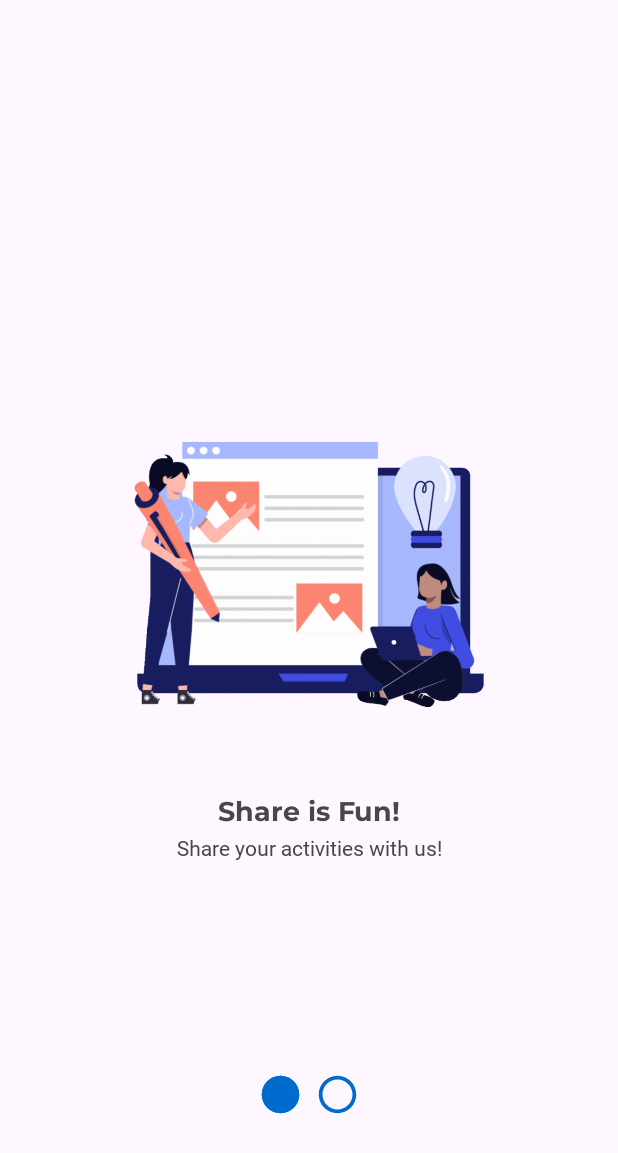
After one commit to Ophirmdhn/story-app, an Android app: the WelcomeActivity screen opened directly, with no data from a screen before it, on a phone screen of 412 x 824 dp. The commit adds this screen. Shown: the top 1153 px of the screen. Run offline under Robolectric (Android 15) with nearby library versions, the phone set to English and light mode, and no system bars; network calls fail.

Commit message:
Membuat welcome screen

```diff
--- a/app/src/main/java/com/ophi/storyapp/di/Utils.kt
+++ b/app/src/main/java/com/ophi/storyapp/di/Utils.kt
@@ -5,12 +5,12 @@ import android.content.Context
 import android.graphics.Bitmap
 import android.graphics.BitmapFactory
 import android.graphics.Matrix
-import android.media.ExifInterface
 import android.net.Uri
 import android.os.Build
 import android.os.Environment
 import android.provider.MediaStore
 import androidx.core.content.FileProvider
+import androidx.exifinterface.media.ExifInterface
 import com.ophi.storyapp.BuildConfig
 import java.io.ByteArrayOutputStream
 import java.io.File
@@ -92,14 +92,9 @@ fun File.reduceFileImage(): File {
 }
 
 fun Bitmap.getRotateBitmap(file: File): Bitmap? {
-    val orientation = if (Build.VERSION.SDK_INT >= Build.VERSION_CODES.Q) {
-        ExifInterface(file).getAttributeInt(
-            ExifInterface.TAG_ORIENTATION, ExifInterface.ORIENTATION_UNDEFINED
-        )
-    } else {
-        TODO("VERSION.SDK_INT < Q")
-    }
-
+    val orientation = ExifInterface(file).getAttributeInt(
+        ExifInterface.TAG_ORIENTATION, ExifInterface.ORIENTATION_UNDEFINED
+    )
     return when (orientation) {
         ExifInterface.ORIENTATION_ROTATE_90 -> rotateImage(this, 90F)
         ExifInterface.ORIENTATION_ROTATE_180 -> rotateImage(this, 180F)
--- a/app/src/main/java/com/ophi/storyapp/ui/MainActivity.kt
+++ b/app/src/main/java/com/ophi/storyapp/ui/MainActivity.kt
@@ -71,6 +71,7 @@ class MainActivity : AppCompatActivity() {
 
                         Toast.makeText(this, result.error, Toast.LENGTH_LONG).show()
                     }
+
                 }
             }
         }
@@ -88,4 +89,10 @@ class MainActivity : AppCompatActivity() {
     }
 
     private fun showLoading(state: Boolean) {binding.progressBar.visibility = if (state) View.VISIBLE else View.GONE }
+
+
+    override fun onBackPressed() {
+        super.onBackPressed()
+        finishAffinity()
+    }
 }
--- a/app/src/main/java/com/ophi/storyapp/ui/SignupActivity.kt
+++ b/app/src/main/java/com/ophi/storyapp/ui/SignupActivity.kt
@@ -76,10 +76,4 @@ class SignupActivity : AppCompatActivity(), View.OnClickListener {
 
     private fun showLoading(state: Boolean) {binding.progressBar.visibility = if (state) View.VISIBLE else View.GONE }
 
-//    private fun showSnackBar(msg: String) {
-//        Snackbar.make(findViewById(android.R.id.content), msg, Snackbar.LENGTH_LONG)
-//            .setAction("Close") { }
-//            .setActionTextColor(Color.parseColor("#f99932"))
-//            .show()
-//    }
 }
--- a/app/src/main/java/com/ophi/storyapp/ui/SplashScreenActivity.kt
+++ b/app/src/main/java/com/ophi/storyapp/ui/SplashScreenActivity.kt
@@ -30,7 +30,7 @@ class SplashScreenActivity : AppCompatActivity() {
             var intent = Intent(this, MainActivity::class.java)
             viewModel.getSession().observe(this) {user ->
                 if (!user.isLogin) {
-                    intent = Intent(this,LoginActivity::class.java)
+                    intent = Intent(this, WelcomeActivity::class.java)
                 }
             }
 
--- a/app/src/main/java/com/ophi/storyapp/ui/UploadActivity.kt
+++ b/app/src/main/java/com/ophi/storyapp/ui/UploadActivity.kt
@@ -125,6 +125,7 @@ class UploadActivity : AppCompatActivity() {
                             showLoading(false)
                             showToast(result.error)
                         }
+
                     }
                 }
             }
--- /dev/null
+++ b/app/src/main/java/com/ophi/storyapp/ui/WelcomeActivity.kt
@@ -0,0 +1,37 @@
+package com.ophi.storyapp.ui
+
+import android.content.Intent
+import androidx.appcompat.app.AppCompatActivity
+import android.os.Bundle
+import android.view.View
+import com.ophi.storyapp.R
+import com.ophi.storyapp.databinding.ActivityWelcomeBinding
+
+class WelcomeActivity : AppCompatActivity(), View.OnClickListener {
+
+    private lateinit var binding: ActivityWelcomeBinding
+
+    override fun onCreate(savedInstanceState: Bundle?) {
+        super.onCreate(savedInstanceState)
+
+        binding = ActivityWelcomeBinding.inflate(layoutInflater)
+        setContentView(binding.root)
+
+        binding.btnLogin.setOnClickListener(this)
+        binding.btnSingUp.setOnClickListener(this)
+    }
+
+    override fun onClick(view: View?) {
+        when (view) {
+            binding.btnLogin -> {
+                val intent = Intent(this@WelcomeActivity, LoginActivity::class.java)
+                startActivity(intent)
+            }
+
+            binding.btnSingUp -> {
+                val intent = Intent(this@WelcomeActivity, SignupActivity::class.java)
+                startActivity(intent)
+            }
+        }
+    }
+}
--- /dev/null
+++ b/app/src/main/res/drawable/ic_circle_24.xml
@@ -0,0 +1,10 @@
+<vector xmlns:android="http://schemas.android.com/apk/res/android"
+    android:width="24dp"
+    android:height="24dp"
+    android:viewportWidth="24"
+    android:viewportHeight="24"
+    android:tint="?attr/colorControlNormal">
+  <path
+      android:fillColor="@android:color/white"
+      android:pathData="M12,2C6.47,2 2,6.47 2,12s4.47,10 10,10 10,-4.47 10,-10S17.53,2 12,2zM12,20c-4.41,0 -8,-3.59 -8,-8s3.59,-8 8,-8 8,3.59 8,8 -3.59,8 -8,8z"/>
+</vector>
--- /dev/null
+++ b/app/src/main/res/drawable/ic_circle_full_24.xml
@@ -0,0 +1,10 @@
+<vector xmlns:android="http://schemas.android.com/apk/res/android"
+    android:width="24dp"
+    android:height="24dp"
+    android:viewportWidth="24"
+    android:viewportHeight="24"
+    android:tint="?attr/colorControlNormal">
+  <path
+      android:fillColor="@android:color/white"
+      android:pathData="M12,2C6.48,2 2,6.48 2,12s4.48,10 10,10 10,-4.48 10,-10S17.52,2 12,2z"/>
+</vector>
--- a/app/src/main/res/layout/activity_login.xml
+++ b/app/src/main/res/layout/activity_login.xml
@@ -15,7 +15,7 @@
         app:layout_constraintEnd_toEndOf="parent"
         app:layout_constraintStart_toStartOf="parent"
         app:layout_constraintTop_toTopOf="parent"
-        app:layout_constraintVertical_bias="0.14"
+        app:layout_constraintVertical_bias="0.04000002"
         app:srcCompat="@drawable/img_login" />
 
     <TextView
--- a/app/src/main/res/layout/activity_signup.xml
+++ b/app/src/main/res/layout/activity_signup.xml
@@ -15,7 +15,7 @@
         app:layout_constraintEnd_toEndOf="parent"
         app:layout_constraintStart_toStartOf="parent"
         app:layout_constraintTop_toTopOf="parent"
-        app:layout_constraintVertical_bias="0.02"
+        app:layout_constraintVertical_bias="0.0"
         app:srcCompat="@drawable/img_sign_up" />
 
     <TextView
--- /dev/null
+++ b/app/src/main/res/layout/activity_welcome.xml
@@ -0,0 +1,125 @@
+<?xml version="1.0" encoding="utf-8"?>
+<androidx.constraintlayout.motion.widget.MotionLayout xmlns:android="http://schemas.android.com/apk/res/android"
+    xmlns:app="http://schemas.android.com/apk/res-auto"
+    xmlns:tools="http://schemas.android.com/tools"
+    android:layout_width="match_parent"
+    android:layout_height="match_parent"
+    app:layoutDescription="@xml/activity_welcome_scene"
+    tools:context=".ui.WelcomeActivity">
+
+    <ImageView
+        android:id="@+id/imageView"
+        android:layout_width="0dp"
+        android:layout_height="250dp"
+        android:contentDescription="@string/image_welcome"
+        app:layout_constraintBottom_toBottomOf="parent"
+        app:layout_constraintEnd_toEndOf="parent"
+        app:layout_constraintStart_toStartOf="parent"
+        app:layout_constraintTop_toTopOf="parent"
+        app:layout_constraintVertical_bias="0.45"
+        app:srcCompat="@drawable/img_welcome" />
+
+    <TextView
+        android:id="@+id/tv_share"
+        android:layout_width="0dp"
+        android:layout_height="wrap_content"
+        android:fontFamily="@font/montserrat_bold"
+        android:text="@string/share_is_fun"
+        android:textAlignment="center"
+        android:textSize="18sp"
+        app:layout_constraintBottom_toBottomOf="parent"
+        app:layout_constraintEnd_toEndOf="parent"
+        app:layout_constraintStart_toStartOf="parent"
+        app:layout_constraintTop_toTopOf="parent"
+        app:layout_constraintVertical_bias="0.66" />
+
+    <TextView
+        android:id="@+id/tv_share_desc"
+        android:layout_width="0dp"
+        android:layout_height="wrap_content"
+        android:fontFamily="@font/montserrat_regular"
+        android:text="@string/share_your_activities"
+        android:textAlignment="center"
+        android:textSize="14sp"
+        app:layout_constraintBottom_toBottomOf="parent"
+        app:layout_constraintEnd_toEndOf="parent"
+        app:layout_constraintStart_toStartOf="parent"
+        app:layout_constraintTop_toTopOf="parent"
+        app:layout_constraintVertical_bias="0.69" />
+
+    <ImageView
+        android:id="@+id/imageView2"
+        android:layout_width="0dp"
+        android:layout_height="250dp"
+        android:contentDescription="@string/image_welcome"
+        app:layout_constraintBottom_toBottomOf="parent"
+        app:layout_constraintStart_toEndOf="parent"
+        app:layout_constraintTop_toTopOf="parent"
+        app:layout_constraintVertical_bias="0.45"
+        app:srcCompat="@drawable/img_welcome2" />
+
+    <TextView
+        android:id="@+id/tv_get_started"
+        android:layout_width="wrap_content"
+        android:layout_height="wrap_content"
+        android:fontFamily="@font/montserrat_bold"
+        android:text="@string/get_started"
+        android:textAlignment="center"
+        android:textSize="18sp"
+        app:layout_constraintBottom_toBottomOf="parent"
+        app:layout_constraintStart_toEndOf="parent"
+        app:layout_constraintTop_toTopOf="parent"
+        app:layout_constraintVertical_bias="0.66" />
+
+    <androidx.constraintlayout.utils.widget.ImageFilterView
+        android:id="@+id/menu1"
+        android:layout_width="30dp"
+        android:layout_height="30dp"
+        app:altSrc="@drawable/ic_circle_full_24"
+        app:layout_constraintBottom_toBottomOf="parent"
+        app:layout_constraintEnd_toEndOf="parent"
+        app:layout_constraintStart_toStartOf="parent"
+        app:layout_constraintTop_toTopOf="parent"
+        app:layout_constraintHorizontal_bias="0.45"
+        app:layout_constraintVertical_bias="0.9"
+        app:srcCompat="@drawable/ic_circle_24"
+        app:tint="@color/blue" />
+
+    <androidx.constraintlayout.utils.widget.ImageFilterView
+        android:id="@+id/menu2"
+        android:layout_width="30dp"
+        android:layout_height="30dp"
+        app:altSrc="@drawable/ic_circle_full_24"
+        app:layout_constraintBottom_toBottomOf="parent"
+        app:layout_constraintEnd_toEndOf="parent"
+        app:layout_constraintStart_toStartOf="parent"
+        app:layout_constraintTop_toTopOf="parent"
+        app:layout_constraintHorizontal_bias="0.55"
+        app:layout_constraintVertical_bias="0.9"
+        app:srcCompat="@drawable/ic_circle_24"
+        app:tint="@color/blue" />
+
+    <Button
+        android:id="@+id/btn_login"
+        android:layout_width="120dp"
+        android:layout_height="wrap_content"
+        android:fontFamily="@font/montserrat_bold"
+        android:text="@string/login"
+        android:textSize="14sp"
+        app:layout_constraintEnd_toEndOf="parent"
+        app:layout_constraintHorizontal_bias="0.27"
+        app:layout_constraintStart_toStartOf="parent"
+        app:layout_constraintTop_toBottomOf="parent" />
+
+    <Button
+        android:id="@+id/btn_sing_up"
+        android:layout_width="120dp"
+        android:layout_height="wrap_content"
+        android:fontFamily="@font/montserrat_bold"
+        android:text="@string/sign_up"
+        android:textSize="14sp"
+        app:layout_constraintEnd_toEndOf="parent"
+        app:layout_constraintHorizontal_bias="0.73"
+        app:layout_constraintStart_toStartOf="parent"
+        app:layout_constraintTop_toBottomOf="parent" />
+</androidx.constraintlayout.motion.widget.MotionLayout>
--- a/app/src/main/res/values/strings.xml
+++ b/app/src/main/res/values/strings.xml
@@ -34,4 +34,8 @@
     <string name="upload">Upload</string>
     <string name="gallery">Gallery</string>
     <string name="camera">Camera</string>
+    <string name="image_welcome">Image Welcome</string>
+    <string name="share_is_fun">Share is Fun!</string>
+    <string name="share_your_activities">Share your activities with us!</string>
+    <string name="get_started">Get started!</string>
 </resources>
--- /dev/null
+++ b/app/src/main/res/xml/activity_welcome_scene.xml
@@ -0,0 +1,150 @@
+<?xml version="1.0" encoding="utf-8"?>
+<MotionScene
+    xmlns:android="http://schemas.android.com/apk/res/android"
+    xmlns:motion="http://schemas.android.com/apk/res-auto">
+
+    <Transition
+        motion:constraintSetEnd="@+id/end"
+        motion:constraintSetStart="@id/start"
+        motion:duration="1000">
+       <KeyFrameSet>
+       </KeyFrameSet>
+        <OnSwipe motion:dragDirection="dragLeft" />
+    </Transition>
+
+    <ConstraintSet android:id="@+id/start">
+
+        <Constraint
+            android:id="@+id/menu1"
+            motion:layout_constraintEnd_toEndOf="parent"
+            android:layout_width="30dp"
+            android:layout_height="30dp"
+            motion:layout_constraintBottom_toBottomOf="parent"
+            motion:layout_constraintVertical_bias="0.9"
+            motion:layout_constraintTop_toTopOf="parent"
+            motion:layout_constraintHorizontal_bias="0.45"
+            motion:layout_constraintStart_toStartOf="parent">
+            <CustomAttribute
+                motion:attributeName="crossfade"
+                motion:customFloatValue="1"/>
+        </Constraint>
+
+        <Constraint
+            android:id="@+id/menu2"
+            motion:layout_constraintEnd_toEndOf="parent"
+            android:layout_width="30dp"
+            android:layout_height="30dp"
+            motion:layout_constraintBottom_toBottomOf="parent"
+            motion:layout_constraintVertical_bias="0.9"
+            motion:layout_constraintTop_toTopOf="parent"
+            motion:layout_constraintHorizontal_bias="0.55"
+            motion:layout_constraintStart_toStartOf="parent" >
+            <CustomAttribute
+                motion:attributeName="crossfade"
+                motion:customFloatValue="0"/>
+        </Constraint>
+    </ConstraintSet>
+
+    <ConstraintSet android:id="@+id/end">
+
+        <Constraint
+            android:id="@+id/menu2"
+            motion:layout_constraintEnd_toEndOf="parent"
+            android:layout_width="30dp"
+            android:layout_height="30dp"
+            motion:layout_constraintBottom_toBottomOf="parent"
+            motion:layout_constraintVertical_bias="0.9"
+            motion:layout_constraintTop_toTopOf="parent"
+            motion:layout_constraintHorizontal_bias="0.55"
+            motion:layout_constraintStart_toStartOf="parent" >
+            <CustomAttribute
+                motion:attributeName="crossfade"
+                motion:customFloatValue="1"/>
+        </Constraint>
+
+        <Constraint
+            android:id="@+id/menu1"
+            motion:layout_constraintEnd_toEndOf="parent"
+            android:layout_width="30dp"
+            android:layout_height="30dp"
+            motion:layout_constraintBottom_toBottomOf="parent"
+            motion:layout_constraintVertical_bias="0.9"
+            motion:layout_constraintTop_toTopOf="parent"
+            motion:layout_constraintHorizontal_bias="0.45"
+            motion:layout_constraintStart_toStartOf="parent" >
+            <CustomAttribute
+                motion:attributeName="crossfade"
+                motion:customFloatValue="0"/>
+        </Constraint>
+
+        <Constraint
+            android:id="@+id/imageView"
+            android:layout_width="0dp"
+            android:layout_height="250dp"
+            motion:layout_constraintBottom_toBottomOf="parent"
+            motion:layout_constraintVertical_bias="0.45"
+            motion:layout_constraintTop_toTopOf="parent"
+            motion:layout_constraintEnd_toStartOf="parent" />
+
+        <Constraint
+            android:id="@+id/tv_share"
+            android:layout_width="0dp"
+            android:layout_height="wrap_content"
+            motion:layout_constraintBottom_toBottomOf="parent"
+            motion:layout_constraintVertical_bias="0.66"
+            motion:layout_constraintTop_toTopOf="parent"
+            motion:layout_constraintEnd_toStartOf="parent" />
+
+        <Constraint
+            android:id="@+id/tv_share_desc"
+            android:layout_width="0dp"
+            android:layout_height="wrap_content"
+            motion:layout_constraintBottom_toBottomOf="parent"
+            motion:layout_constraintVertical_bias="0.69"
+            motion:layout_constraintTop_toTopOf="parent"
+            motion:layout_constraintEnd_toStartOf="parent" />
+
+        <Constraint
+            android:id="@+id/imageView2"
+            android:layout_width="0dp"
+            android:layout_height="250dp"
+            motion:layout_constraintBottom_toBottomOf="parent"
+            motion:layout_constraintVertical_bias="0.45"
+            motion:layout_constraintTop_toTopOf="parent"
+            motion:layout_constraintStart_toStartOf="parent"
+            motion:layout_constraintEnd_toEndOf="parent" />
+
+        <Constraint
+            android:id="@+id/tv_get_started"
+            android:layout_width="wrap_content"
+            android:layout_height="wrap_content"
+            motion:layout_constraintBottom_toBottomOf="parent"
+            motion:layout_constraintVertical_bias="0.66"
+            motion:layout_constraintTop_toTopOf="parent"
+            motion:layout_constraintStart_toStartOf="parent"
+            motion:layout_constraintEnd_toEndOf="parent" />
+
+        <Constraint
+            android:id="@+id/btn_login"
+            motion:layout_constraintEnd_toEndOf="parent"
+            android:layout_width="120dp"
+            android:layout_height="wrap_content"
+            motion:layout_constraintTop_toTopOf="parent"
+            motion:layout_constraintHorizontal_bias="0.27"
+            motion:layout_constraintStart_toStartOf="parent"
+            motion:layout_constraintBottom_toBottomOf="parent"
+            motion:layout_constraintVertical_bias="0.76" />
+
+        <Constraint
+            android:id="@+id/btn_sing_up"
+            motion:layout_constraintEnd_toEndOf="parent"
+            android:layout_width="120dp"
+            android:layout_height="wrap_content"
+            motion:layout_constraintTop_toTopOf="parent"
+            motion:layout_constraintBottom_toBottomOf="parent"
+            motion:layout_constraintHorizontal_bias="0.73"
+            motion:layout_constraintStart_toStartOf="parent"
+            motion:layout_constraintVertical_bias="0.76"/>
+
+    </ConstraintSet>
+</MotionScene>
--- /dev/null
+++ b/app/src/main/res/xml/file_paths.xml
@@ -0,0 +1,6 @@
+<?xml version="1.0" encoding="utf-8"?>
+<paths>
+    <external-files-path
+        name="my_images"
+        path="Pictures"/>
+</paths>
```
Also changed, not shown: app/src/main/AndroidManifest.xml (+15 -3 lines), app/src/main/res/drawable/img_welcome.png (added), app/src/main/res/drawable/img_welcome2.png (added).
